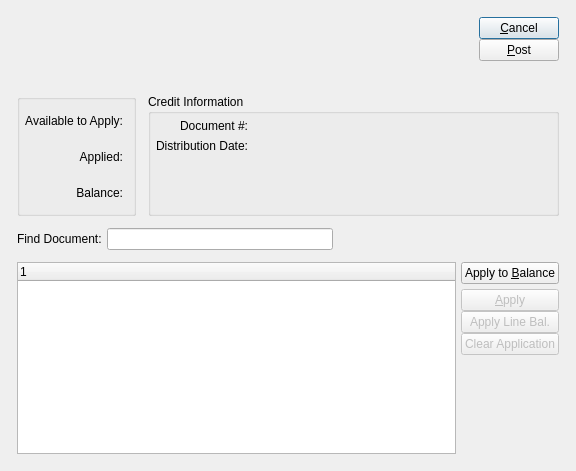
Pegasus-RPG/xtuple-client, file guiclient/applyARCreditMemo.ui: the form before one commit.
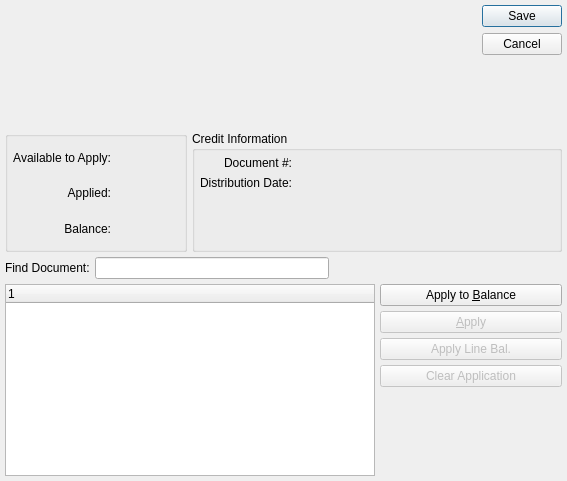
The form after the commit. Custom widgets are drawn as their Qt base class.

Commit message: Use button boxes for style guidelines.

```diff
--- a/guiclient/applyARCreditMemo.ui
+++ b/guiclient/applyARCreditMemo.ui
@@ -13,36 +13,20 @@
    <rect>
     <x>0</x>
     <y>0</y>
-    <width>576</width>
-    <height>471</height>
+    <width>567</width>
+    <height>481</height>
    </rect>
   </property>
   <property name="windowTitle">
    <string>Apply A/R Credit Memo</string>
   </property>
-  <layout class="QGridLayout" name="gridLayout_4">
-   <item row="0" column="0">
     <layout class="QGridLayout" name="gridLayout_3">
-     <property name="margin">
-      <number>12</number>
-     </property>
-     <property name="spacing">
-      <number>12</number>
-     </property>
-     <item row="0" column="0" colspan="2">
-      <layout class="QHBoxLayout">
-       <property name="spacing">
-        <number>5</number>
-       </property>
+   <item row="0" column="0" colspan="3">
+    <layout class="QHBoxLayout" name="horizontalLayout">
        <item>
         <widget class="CustCluster" name="_cust"/>
        </item>
        <item>
-        <layout class="QHBoxLayout">
-         <property name="spacing">
-          <number>0</number>
-         </property>
-         <item>
           <spacer>
            <property name="orientation">
             <enum>Qt::Horizontal</enum>
@@ -59,50 +43,14 @@
           </spacer>
          </item>
          <item>
-          <layout class="QVBoxLayout">
-           <property name="spacing">
-            <number>0</number>
-           </property>
-           <item>
-            <layout class="QVBoxLayout">
-             <property name="spacing">
-              <number>0</number>
-             </property>
-             <item>
-              <widget class="QPushButton" name="_close">
-               <property name="text">
-                <string>&amp;Cancel</string>
-               </property>
-              </widget>
-             </item>
-             <item>
-              <widget class="QPushButton" name="_post">
-               <property name="text">
-                <string>&amp;Post</string>
-               </property>
-              </widget>
-             </item>
-            </layout>
-           </item>
-           <item>
-            <spacer>
+      <widget class="QDialogButtonBox" name="_buttonBox">
              <property name="orientation">
               <enum>Qt::Vertical</enum>
              </property>
-             <property name="sizeType">
-              <enum>QSizePolicy::Preferred</enum>
-             </property>
-             <property name="sizeHint" stdset="0">
-              <size>
-               <width>10</width>
-               <height>21</height>
-              </size>
-             </property>
-            </spacer>
-           </item>
-          </layout>
-         </item>
-        </layout>
+       <property name="standardButtons">
+        <set>QDialogButtonBox::Cancel|QDialogButtonBox::Save</set>
+       </property>
+      </widget>
        </item>
       </layout>
      </item>
@@ -172,7 +120,7 @@
        </layout>
       </widget>
      </item>
-     <item row="1" column="1">
+   <item row="1" column="1" colspan="2">
       <widget class="QGroupBox" name="_docGroup">
        <property name="title">
         <string>Credit Information</string>
@@ -297,7 +245,7 @@
        </layout>
       </widget>
      </item>
-     <item row="2" column="0" colspan="2">
+   <item row="2" column="0" colspan="3">
       <layout class="QHBoxLayout">
        <property name="spacing">
         <number>5</number>
@@ -338,23 +286,10 @@
       </layout>
      </item>
      <item row="3" column="0" colspan="2">
-      <layout class="QHBoxLayout">
-       <property name="spacing">
-        <number>5</number>
-       </property>
-       <item>
         <widget class="XTreeWidget" name="_aropen"/>
        </item>
-       <item>
-        <layout class="QVBoxLayout">
-         <property name="spacing">
-          <number>0</number>
-         </property>
-         <item>
-          <layout class="QVBoxLayout">
-           <property name="spacing">
-            <number>5</number>
-           </property>
+   <item row="3" column="2">
+    <layout class="QVBoxLayout" name="verticalLayout_2">
            <item>
             <widget class="QPushButton" name="_applyToBalance">
              <property name="text">
@@ -363,11 +298,6 @@
             </widget>
            </item>
            <item>
-            <layout class="QVBoxLayout">
-             <property name="spacing">
-              <number>0</number>
-             </property>
-             <item>
               <widget class="QPushButton" name="_apply">
                <property name="enabled">
                 <bool>false</bool>
@@ -397,10 +327,6 @@
                </property>
               </widget>
              </item>
-            </layout>
-           </item>
-          </layout>
-         </item>
          <item>
           <spacer>
            <property name="orientation">
@@ -411,7 +337,7 @@
            </property>
            <property name="sizeHint" stdset="0">
             <size>
-             <width>10</width>
+         <width>13</width>
              <height>26</height>
             </size>
            </property>
@@ -420,10 +346,6 @@
         </layout>
        </item>
       </layout>
-     </item>
-    </layout>
-   </item>
-  </layout>
  </widget>
  <layoutdefault spacing="5" margin="5"/>
  <pixmapfunction>qPixmapFromMimeSource</pixmapfunction>
```
Left out of the diff: 3 changed lines with no effect on the pictures. Lines whose indentation alone changed are shown as unchanged. The commit also changes 13 other files.
